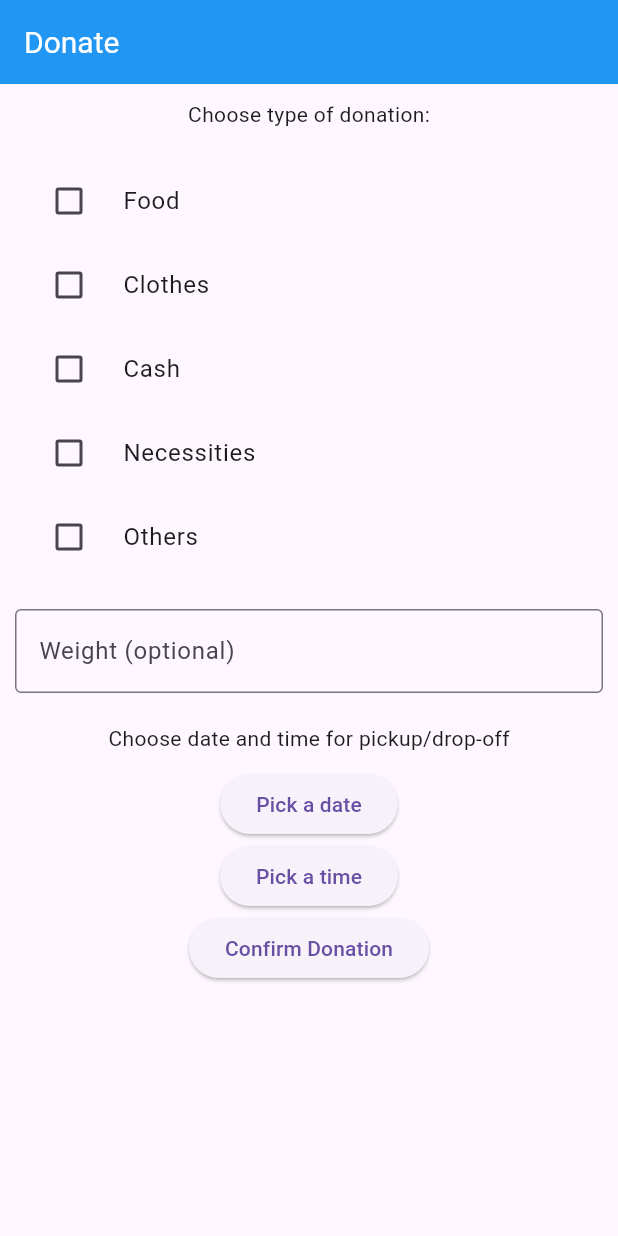
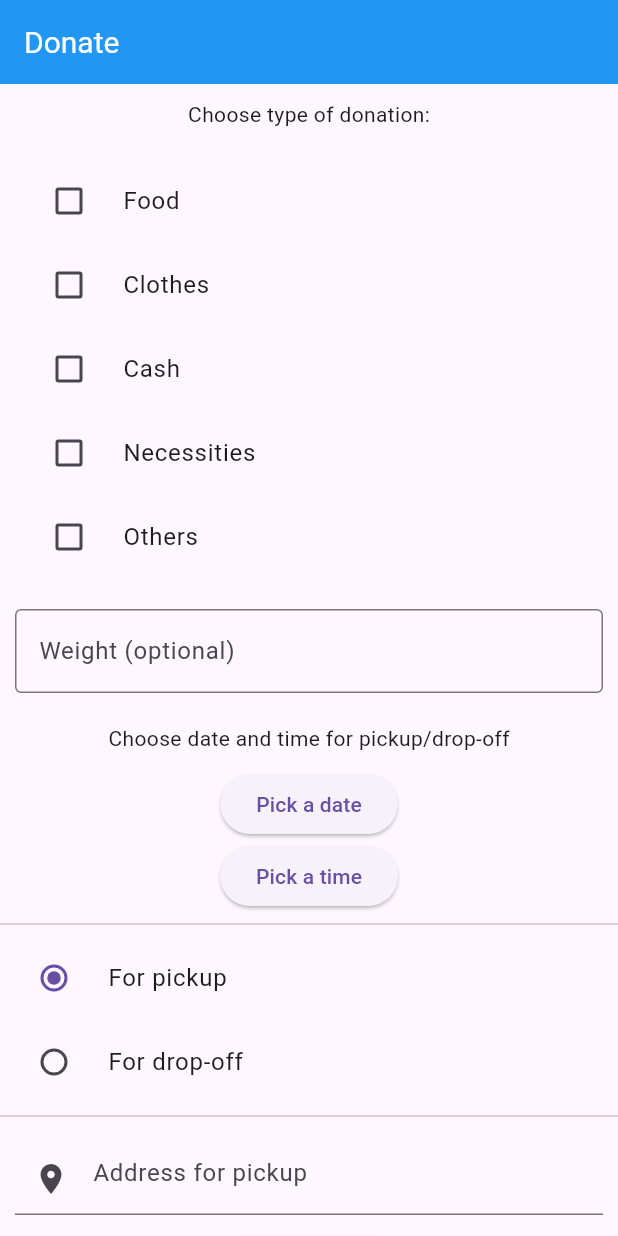
Before and after one commit to rseangueco/CMSC23-Gueco-Guerra-Rojano-Tusi-Project, a Flutter app: the screen it shows after launch, on a phone screen of 412 x 824 dp. Run offline on Flutter 3.47's test engine with Material 3 defaults, Android fonts, the phone set to English and light mode, and no system bars; our stand-ins replace cloud_firestore, firebase_core; accounts and stored records are empty.

Commit message:
feat: pickup/dropoff, address fields

```diff
--- /dev/null
+++ b/lib/screens/components/address_form.dart
@@ -0,0 +1,123 @@
+import 'package:cmsc23_project/screens/components/saved_address_modal.dart';
+import 'package:flutter/material.dart';
+
+class AddressForm extends StatefulWidget {
+  final List<String>? addressList;
+  const AddressForm({super.key, required this.addressList});
+
+  @override
+  State<AddressForm> createState() => _AddressFormState();
+}
+
+class _AddressFormState extends State<AddressForm> {
+  final List<TextEditingController> _addressControllers = [
+    TextEditingController()
+  ];
+
+  @override
+  void initState() {
+    super.initState();
+    for (var i = 0; i < _addressControllers.length; i++) {
+      _addressControllers[i].addListener(() {});
+    }
+  }
+
+  @override
+  void dispose() {
+    for (var i = 0; i < _addressControllers.length; i++) {
+      _addressControllers[i].dispose();
+    }
+    super.dispose();
+  }
+
+  @override
+  Widget build(BuildContext context) {
+    return Column(children: [address, addAddressButton, useSavedAddress]);
+  }
+
+  Widget get address => ListView.builder(
+      shrinkWrap: true,
+      physics: const NeverScrollableScrollPhysics(),
+      itemCount: _addressControllers.length,
+      itemBuilder: (context, index) {
+        return Padding(
+            padding: const EdgeInsets.all(10),
+            child: TextFormField(
+              maxLength: 300,
+              controller: _addressControllers[index],
+              decoration: const InputDecoration(
+                  prefixIcon: Icon(Icons.location_on),
+                  hintText: "Address for pickup",
+                  counterText: ""),
+              validator: (value) {
+                if (value == null || value.isEmpty) {
+                  return "This field is required";
+                } else {
+                  return null;
+                }
+              },
+              onSaved: (_) {
+                widget.addressList!.add(_addressControllers[index].text);
+              },
+            ));
+      });
+
+  Widget get addAddressButton => ElevatedButton(
+        onPressed: () {
+          setState(() {
+            _addressControllers.add(TextEditingController());
+          });
+        },
+        child: const Text('Add Address'),
+      );
+
+  Widget get useSavedAddress => ElevatedButton(
+        onPressed: () async {
+          List<String> addressModalReceiver = await showDialog(
+            context: context,
+            builder: (BuildContext context) => const SavedAddressModal(),
+          );
+
+          if (addressModalReceiver.isEmpty){
+            return;
+          }
+
+          setState(() {
+            List<String> currentAddresses = [];
+            for (var c in _addressControllers) {
+              currentAddresses.add(c.text);
+            }
+            print("marker");
+            print(addressModalReceiver);
+            print(currentAddresses);
+
+            // remove addresses in receiever if already in fields
+            var set1 = Set.from(addressModalReceiver);
+            var set2 = Set.from(currentAddresses);
+            addressModalReceiver = List.from(set1.difference(set2));
+
+            int counter = 0;
+            for (var controller in _addressControllers) {
+              if (counter == addressModalReceiver.length) {
+                break;
+              }
+
+              // if field is empty, insert saved address
+              if (controller.text == "") {
+                controller.text = addressModalReceiver[counter];
+                counter++;
+              }
+            }
+
+            if (counter < addressModalReceiver.length) {
+              for (var i = counter; i < addressModalReceiver.length; i++) {
+                TextEditingController temp = TextEditingController();
+                temp.text = addressModalReceiver[i];
+                _addressControllers.add(temp);
+              }
+            }
+          });
+        },
+        child: const Text('Use Saved Addresses'),
+      );
+}
--- a/lib/screens/components/date_time_picker.dart
+++ b/lib/screens/components/date_time_picker.dart
@@ -19,46 +19,61 @@ class _DateTimePickerState extends State<DateTimePicker> {
       const Padding(
           padding: EdgeInsets.all(10),
           child: Text("Choose date and time for pickup/drop-off")),
-
-      FormField(
-        builder: (FormFieldState<bool> state){
-          return ElevatedButton(
+      FormField(builder: (FormFieldState<bool> state) {
+        return Column(children: [
+          ElevatedButton(
             onPressed: () => _datePicker(context),
             child: const Text('Pick a date'),
-      );
-        },
-        onSaved: (_) {
+          ),
+          Visibility(
+              visible: (state.errorText == null ? false : true),
+              child: Text("${state.errorText}",
+                  style: const TextStyle(color: Colors.red)))
+        ]);
+      }, validator: (_) {
+        if (selectedDate == null) {
+          return "Date of pick-up/drop off required";
+        }
+        return null;
+      }, onSaved: (_) {
         widget.dateTime['date'] = selectedDate;
-        }
-      ),
-
-      FormField(
-        builder: (FormFieldState<bool> state){
-          return ElevatedButton(
+      }),
+      FormField(builder: (FormFieldState<bool> state) {
+        return Column(children: [
+          ElevatedButton(
             onPressed: () => _timePicker(context),
             child: const Text('Pick a time'),
-      );
-        },
-        onSaved: (_) {
-          widget.dateTime['time'] = selectedTime;
-        }
           ),
           Visibility(
-        visible: (selectedDate == null || selectedTime == null ? false : true),
+              visible: (state.errorText == null ? false : true),
+              child: Text("${state.errorText}",
+                  style: const TextStyle(color: Colors.red)))
+        ]);
+      }, validator: (_) {
+        if (selectedTime == null) {
+          return "Time of pick-up/drop off required";
+        }
+        return null;
+      }, onSaved: (_) {
+        widget.dateTime['time'] = selectedTime;
+      }),
+      Visibility(
+          visible:
+              (selectedDate == null || selectedTime == null ? false : true),
           child: Padding(
               padding: const EdgeInsets.all(10),
-          child:(selectedDate == null || selectedTime == null ?
-          const Text("")
-          :
-          Text("Chosen date and time: ${DateFormat.yMMMMd('en_US').format(selectedDate!)} at ${selectedTime!.format(context)}"))
-          )),
+              child: (selectedDate == null || selectedTime == null
+                  ? const Text("")
+                  : Text(
+                      "Chosen date and time: ${DateFormat.yMMMMd('en_US').format(selectedDate!)} at ${selectedTime!.format(context)}")))),
     ]);
   }
 
   Future<void> _datePicker(BuildContext context) async {
     final DateTime? picked = await showDatePicker(
         context: context,
-        firstDate: DateTime(DateTime.now().year, DateTime.now().month, DateTime.now().day),
+        firstDate: DateTime(
+            DateTime.now().year, DateTime.now().month, DateTime.now().day),
         lastDate: DateTime(2100));
     if (picked != null && picked != DateTime.now()) {
       setState(() {
@@ -78,5 +93,4 @@ class _DateTimePickerState extends State<DateTimePicker> {
       });
     }
   }
-
 }
--- a/lib/screens/donate_page.dart
+++ b/lib/screens/donate_page.dart
@@ -1,3 +1,4 @@
+import 'package:cmsc23_project/screens/components/address_form.dart';
 import 'package:cmsc23_project/screens/components/date_time_picker.dart';
 import 'package:cmsc23_project/screens/components/donation_checkbox.dart';
 import 'package:flutter/material.dart';
@@ -13,15 +14,13 @@ class _DonatePageState extends State<DonatePage> {
   final List<String> formItemCategories = [];
   int formWeight = 0;
   // final String formPhoto = "";
-  // DateTime? formDate;
-  // TimeOfDay? formTime;
-
   final Map<dynamic, dynamic> formDateTime = {
     'date': null,
     'time': null,
   };
 
-  final bool formRadio = false;
+  bool formIsForPickup = true;
+  int isForPickup = 1;
   final List<String> formAddress = [];
   final String formContactNumber = "";
 
@@ -45,6 +44,15 @@ class _DonatePageState extends State<DonatePage> {
               DateTimePicker(
                 dateTime: formDateTime,
               ),
+              const Divider(),
+              radioIsForPickUp,
+              const Divider(),
+              Visibility(
+                  visible: (isForPickup == 1 ? true : false),
+                  child: Column(children: [
+                    AddressForm(addressList: formAddress),
+                    // contactNumber
+                  ])),
               confirmButton,
             ],
           )),
@@ -54,28 +62,73 @@ class _DonatePageState extends State<DonatePage> {
   Widget get weightField => Padding(
       padding: const EdgeInsets.all(10),
       child: TextFormField(
+        maxLength: 10,
         keyboardType: TextInputType.number,
         decoration: const InputDecoration(
           border: OutlineInputBorder(),
           hintText: "Weight (in kg)",
           labelText: "Weight (optional)",
+          counterText: ""
         ),
         onChanged: (String value) {
           formWeight = int.parse(value);
         },
       ));
 
+  Widget get radioIsForPickUp => FormField(
+        builder: (FormFieldState<bool> state) {
+          return Column(
+            children: [
+              RadioListTile(
+                title: const Text("For pickup"),
+                value: 1,
+                groupValue: isForPickup,
+                onChanged: (int? value) {
+                  setState(() {
+                    isForPickup = value!;
+                  });
+                },
+              ),
+              RadioListTile(
+                title: const Text("For drop-off"),
+                value: 0,
+                groupValue: isForPickup,
+                onChanged: (int? value) {
+                  setState(() {
+                    isForPickup = value!;
+                    formAddress.clear();
+                  });
+                },
+              )
+            ],
+          );
+        },
+        onSaved: (_) {
+          if (isForPickup == 1) {
+            formIsForPickup = true;
+          } else {
+            formIsForPickup = false;
+          }
+        },
+      );
+
   Widget get confirmButton => ElevatedButton(
         onPressed: () {
           if (_formKey.currentState!.validate()) {
             _formKey.currentState?.save();
+            // check values
+
+            // save donor username
+            print(formItemCategories);
+            print(formWeight);
+            print(formDateTime['date']);
+            print(formDateTime['time']);
+            print(formAddress);
+            // org donated to
+            // donationDriveId = null
+            // donationstatus initial
+
           }
-
-          // check values
-          print(formItemCategories);
-          print(formWeight);
-          print(formDateTime['date']);
-          print(formDateTime['time']);
         },
         child: const Text('Confirm Donation'),
       );
```
Also changed, not shown: lib/screens/components/saved_address_modal.dart (added, +72 -0 lines), flutter_01.png (added). Lines whose indentation alone changed are shown as unchanged.
